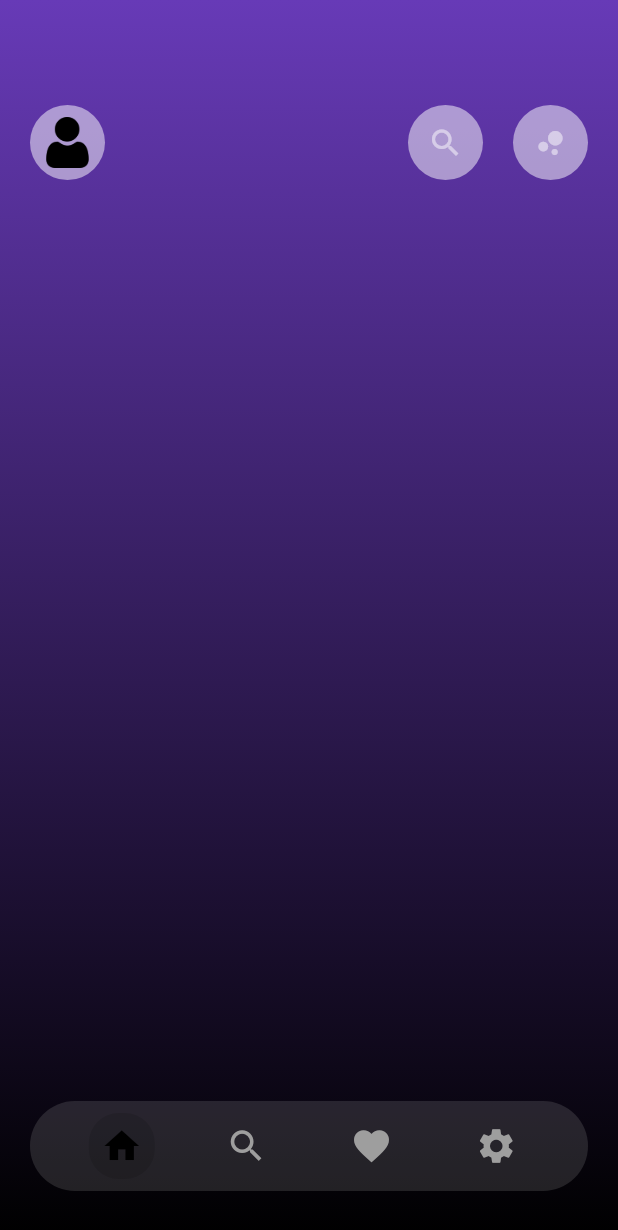
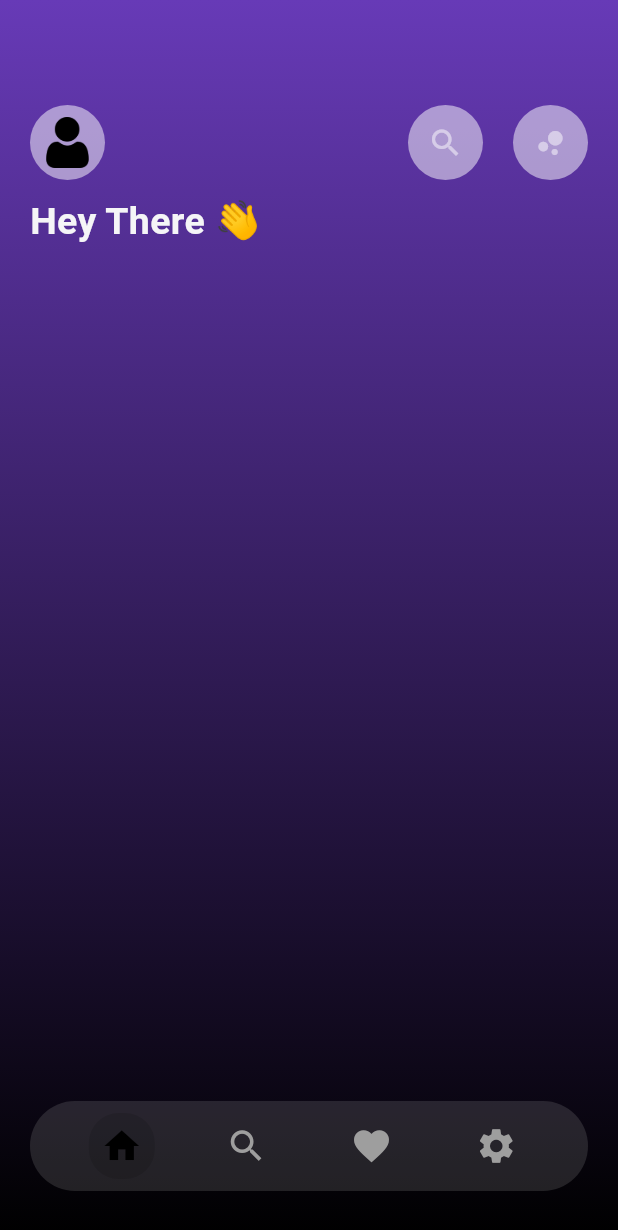
Before and after one commit to MridulSharma2552007/Bit_M, a Flutter app: the screen it shows after launch, on a phone screen of 412 x 824 dp. Shown: the top 1230 px of the screen. Run offline on Flutter 3.47's test engine with Material 3 defaults, Android fonts, the phone set to English and light mode, and no system bars; our stand-ins replace just_audio, typewritertext, video_player.

Commit message:
Add greeting text to Home screen and adjust layout with padding

```diff
--- a/lib/roots/home.dart
+++ b/lib/roots/home.dart
@@ -1,3 +1,4 @@
+import 'package:bit_m/colors/app_colors.dart';
 import 'package:bit_m/roots/search.dart';
 import 'package:flutter/material.dart';
 
@@ -18,11 +19,25 @@ class Home extends StatelessWidget {
           ),
         ),
         child: Column(
+          crossAxisAlignment: CrossAxisAlignment.start,
+
           children: [
             SizedBox(height: 70),
             Padding(
               padding: const EdgeInsets.symmetric(horizontal: 20),
               child: TopFullTray(),
+            ),
+            SizedBox(height: 10),
+            Padding(
+              padding: const EdgeInsets.symmetric(horizontal: 20),
+              child: Text(
+                'Hey There 👋',
+                style: TextStyle(
+                  fontWeight: FontWeight.bold,
+                  color: AppColors.secondaryBgColor,
+                  fontSize: 25,
+                ),
+              ),
             ),
           ],
         ),
```
